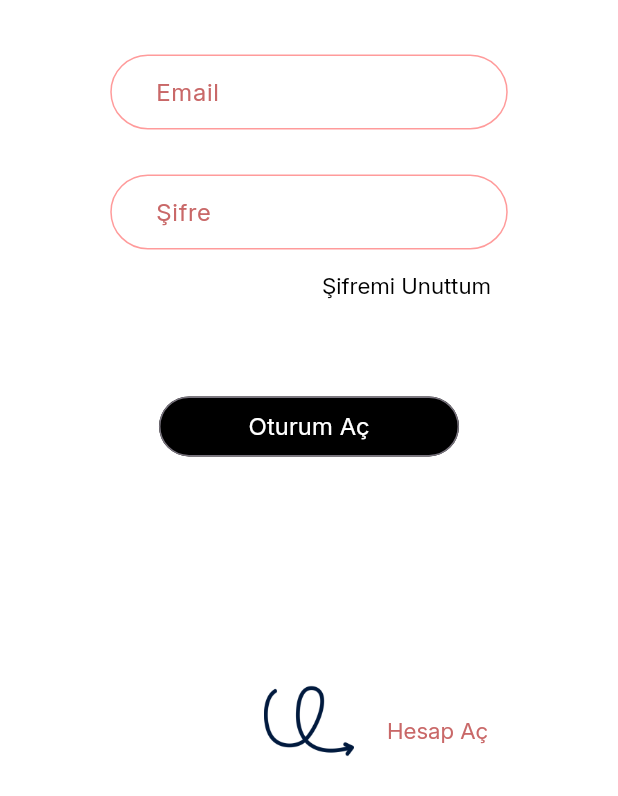
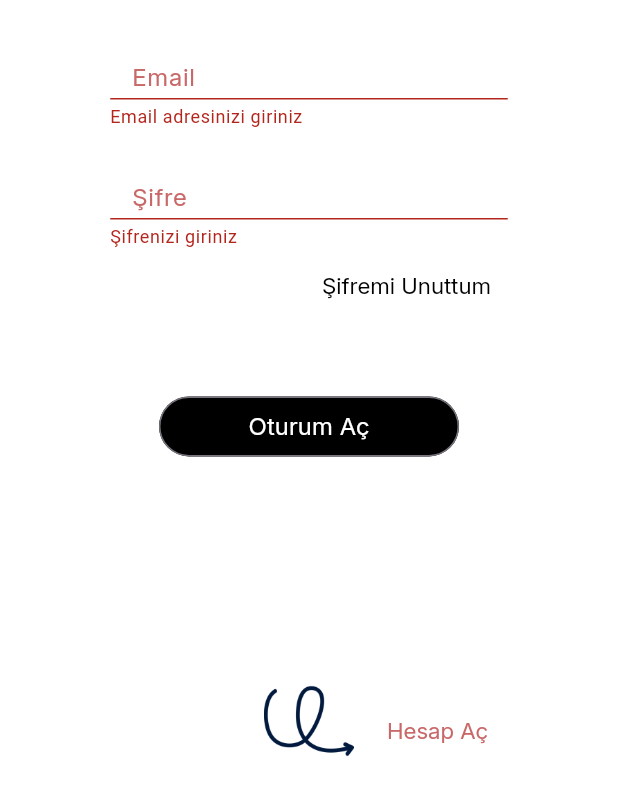
Before and after one commit to tugba0278/Benle-Kal, a Flutter app: the LoginStudentPage screen opened by its route, after a tap on "Oturum Aç", on a phone screen of 412 x 824 dp, the part 440-1236 px from its top. Run offline on Flutter 3.47's test engine with Material 3 defaults, Android fonts, the phone set to English and light mode, and no system bars; our stand-ins replace firebase_auth, firebase_core; accounts and stored records are empty.

Commit message:
Firebase signIn implementation finished at student login page

```diff
--- /dev/null
+++ b/lib/auth-services/sign_in_service.dart
@@ -0,0 +1,39 @@
+// ignore_for_file: avoid_print
+
+import 'package:firebase_auth/firebase_auth.dart';
+
+class SignInService {
+  final FirebaseAuth _auth = FirebaseAuth.instance;
+
+  //Kullanıcı bilgilerini kontrol eden giriş yapma fonksiyonu
+  Future<User?> signInWithEmailAndPassword(
+      String email, String password) async {
+    try {
+      UserCredential userCredential = await _auth.signInWithEmailAndPassword(
+          email: email, password: password);
+      //Giriş başarılıysa, kullanıcı bilgilerini döner.
+      return userCredential.user;
+    } on FirebaseAuthException catch (e) {
+      //Firebase hatalarını ayıklar.
+      print('Hata kodu: ${e.code}');
+      print('Hata mesajı: ${e.message}');
+      print(e.code);
+
+      if (e.code == 'user-not-found') {
+        print('Bu e-posta ile kayıtlı kullanıcı bulunamadı.');
+      } else if (e.code == 'wrong-password') {
+        print('Yanlış Şifre girdiniz.');
+      } else if (e.code == 'invalid-email') {
+        print('Geçerli bir e-posta adresi giriniz.');
+      } else {
+        print('Bilinmeyen bir hata: ${e.message}');
+      }
+
+      return null;
+    } catch (e) {
+      //Diğer hataları ayıklar.
+      print('Bir hata oluştu: $e');
+      return null;
+    }
+  }
+}
--- a/lib/pages/login_psychologist_page.dart
+++ b/lib/pages/login_psychologist_page.dart
@@ -114,7 +114,8 @@ class _LoginPsychologistPageState extends State<LoginPsychologistPage> {
                             width: 265,
                             height: 50,
                             child: TextFormField(
-                              controller: _emailController,
+                              controller:
+                                  _emailController, //Kullanıcının metin alanına girdiği veriyi almak için kullanılır.
                               keyboardType: TextInputType.emailAddress,
                               decoration: const InputDecoration(
                                   labelText: '   Email',
@@ -131,7 +132,8 @@ class _LoginPsychologistPageState extends State<LoginPsychologistPage> {
                             width: 265,
                             height: 50,
                             child: TextFormField(
-                              controller: _passwordController,
+                              controller:
+                                  _passwordController, //Kullanıcının metin alanına girdiği veriyi almak için kullanılır.
                               keyboardType: TextInputType.text,
                               decoration: const InputDecoration(
                                   labelText: '   Şifre',
--- a/lib/pages/login_student_page.dart
+++ b/lib/pages/login_student_page.dart
@@ -1,7 +1,12 @@
+// ignore_for_file: avoid_print
+
+import 'package:firebase_auth/firebase_auth.dart';
 import 'package:flutter/material.dart';
+import 'package:psychology_app/auth-services/sign_in_service.dart';
 import 'package:psychology_app/classes/container1.dart';
 import 'package:psychology_app/classes/container2.dart';
 import 'package:psychology_app/classes/login_logo_container.dart';
+import 'package:psychology_app/error-dialogs/error_dialog.dart';
 import 'package:psychology_app/routes.dart';
 import 'package:psychology_app/styles.dart';
 
@@ -18,12 +23,39 @@ class _LoginStudentPageState extends State<LoginStudentPage> {
       TextEditingController(); //e-mailin girileceği text metnin kontrolünü sağlar.
   final TextEditingController _passwordController =
       TextEditingController(); //şifrenin girileceği text metnin kontrolünü sağlar.
+  SignInService signInService = SignInService();
 
   @override
   void dispose() {
     _emailController.dispose(); // email objesi bellekten kaldırılır
     _passwordController.dispose(); //şifre objesi bellekten kaldırılır
     super.dispose(); //widget'ın tamamı bellekten kaldırılır
+  }
+
+  void _login() async {
+    if (_formKey.currentState!.validate()) {
+      String email = _emailController.text;
+      String password = _passwordController.text;
+
+      User? user =
+          await signInService.signInWithEmailAndPassword(email, password);
+
+      if (user != null) {
+        print('Giriş başarılı : ${user.email}');
+        // ignore: use_build_context_synchronously
+        Navigator.pushNamed(context, loginOptionsPageRoute);
+      } else {
+        print('Giriş Başarısız.');
+        // Klavyeyi kapat
+        FocusScope.of(context).unfocus();
+        Utils.showErrorDialog(context, 'Email veya şifrenizi kontrol ediniz');
+        FocusScope.of(context).unfocus();
+        setState(() {
+          _emailController.clear();
+          _passwordController.clear();
+        });
+      }
+    }
   }
 
   @override
@@ -100,7 +132,8 @@ class _LoginStudentPageState extends State<LoginStudentPage> {
                             width: 265,
                             height: 50,
                             child: TextFormField(
-                              controller: _emailController,
+                              controller:
+                                  _emailController, //Kullanıcının metin alanına girdiği veriyi almak için kullanılır.
                               keyboardType: TextInputType.emailAddress,
                               decoration: const InputDecoration(
                                   labelText: '   Email',
@@ -108,6 +141,14 @@ class _LoginStudentPageState extends State<LoginStudentPage> {
                                   enabledBorder: formBorderStyle,
                                   focusedBorder: formFocusBorderStyle),
                               textAlign: TextAlign.center,
+                              validator: (value) {
+                                if (value == null || value.isEmpty) {
+                                  return 'Email adresinizi giriniz';
+                                } else if (!value.contains('@')) {
+                                  return 'Geçerli bir e-posta adresi girin';
+                                }
+                                return null;
+                              },
                             ),
                           ),
                           const SizedBox(
@@ -117,7 +158,8 @@ class _LoginStudentPageState extends State<LoginStudentPage> {
                             width: 265,
                             height: 50,
                             child: TextFormField(
-                              controller: _passwordController,
+                              controller:
+                                  _passwordController, //Kullanıcının metin alanına girdiği veriyi almak için kullanılır.
                               keyboardType: TextInputType.text,
                               decoration: const InputDecoration(
                                   labelText: '   Şifre',
@@ -127,6 +169,12 @@ class _LoginStudentPageState extends State<LoginStudentPage> {
                               textAlign: TextAlign.center,
                               obscureText: true,
                               obscuringCharacter: '*',
+                              validator: (value) {
+                                if (value == null || value.isEmpty) {
+                                  return 'Şifrenizi giriniz';
+                                }
+                                return null;
+                              },
                             ),
                           ),
                           Padding(
@@ -145,7 +193,7 @@ class _LoginStudentPageState extends State<LoginStudentPage> {
                             width: 200,
                             height: 40,
                             child: OutlinedButton(
-                                onPressed: () {},
+                                onPressed: _login,
                                 style: logRegButtonStyle,
                                 child: const Text(
                                   'Oturum Aç',
--- a/lib/styles.dart
+++ b/lib/styles.dart
@@ -72,6 +72,19 @@ var textButtonStyle2 = TextButton.styleFrom(
     ),
     foregroundColor: const Color.fromRGBO(201, 104, 104, 52));
 
+var errorTextButtonStyle = OutlinedButton.styleFrom(
+  shape: RoundedRectangleBorder(
+    borderRadius: BorderRadius.circular(10),
+  ),
+  backgroundColor: const Color(0xFF063B6C),
+);
+
+const errorTextStyle = TextStyle(
+    color: Colors.white,
+    fontSize: 14,
+    fontFamily: "Inter",
+    fontWeight: FontWeight.w400);
+
 const formTextStyle = TextStyle(
     color: Color(0xFFC96868),
     fontSize: 16,
```
Also changed, not shown: lib/error-dialogs/error_dialog.dart (added, +32 -0 lines), pubspec.lock.
